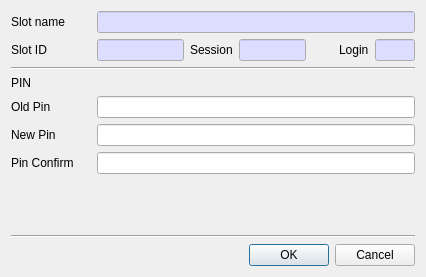
Before: the Qt Designer form CryptokiMan/set_pin_dlg.ui in jykim74/CryptokiMan, drawn with Qt 5.
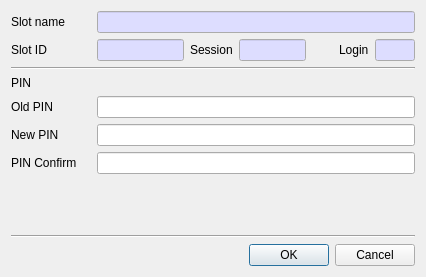
After: the same form once the commit is applied.

Diff of the .ui file:
```diff
--- a/CryptokiMan/set_pin_dlg.ui
+++ b/CryptokiMan/set_pin_dlg.ui
@@ -324,7 +324,7 @@
         </size>
        </property>
        <property name="text">
-        <string>Old Pin</string>
+        <string>Old PIN</string>
        </property>
       </widget>
      </item>
@@ -338,14 +338,14 @@
      <item row="1" column="0">
       <widget class="QLabel" name="label_8">
        <property name="text">
-        <string>New Pin</string>
+        <string>New PIN</string>
        </property>
       </widget>
      </item>
      <item row="2" column="0">
       <widget class="QLabel" name="label_9">
        <property name="text">
-        <string>Pin Confirm</string>
+        <string>PIN Confirm</string>
        </property>
       </widget>
      </item>
```
